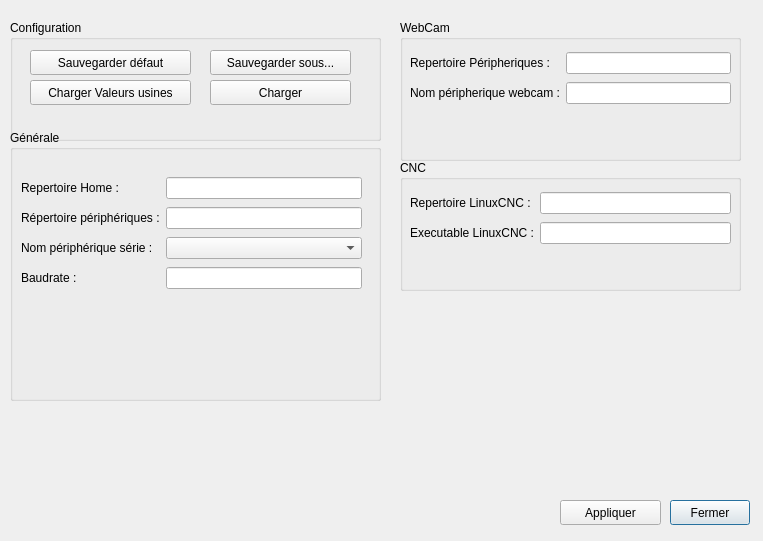
Above: src/DialogConfigSoft.ui from polybox3d/polybox before the change. Below: the same form after it.
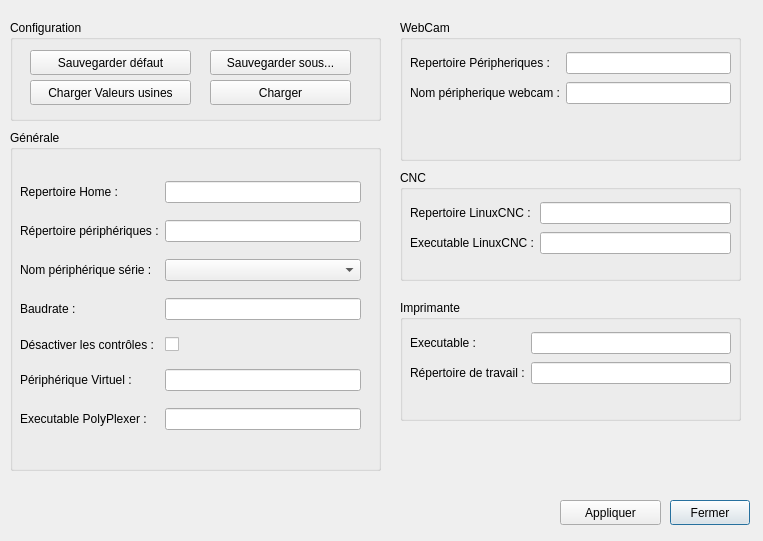
That is the form after the change. Icons and pictures are not drawn.

```diff
--- a/src/DialogConfigSoft.ui
+++ b/src/DialogConfigSoft.ui
@@ -59,7 +59,7 @@
    <property name="title">
     <string>WebCam</string>
    </property>
-   <widget class="QWidget" name="">
+   <widget class="QWidget" name="layoutWidget">
     <property name="geometry">
      <rect>
       <x>10</x>
@@ -91,25 +91,20 @@
      </item>
     </layout>
    </widget>
-   <zorder>webcamName</zorder>
-   <zorder>pathDev</zorder>
-   <zorder>label_4</zorder>
-   <zorder>label_5</zorder>
-   <zorder>groupBox_3</zorder>
   </widget>
   <widget class="QGroupBox" name="groupBox_2">
    <property name="geometry">
     <rect>
      <x>400</x>
-     <y>160</y>
+     <y>170</y>
      <width>341</width>
-     <height>131</height>
+     <height>111</height>
     </rect>
    </property>
    <property name="title">
     <string>CNC</string>
    </property>
-   <widget class="QWidget" name="">
+   <widget class="QWidget" name="layoutWidget">
     <property name="geometry">
      <rect>
       <x>10</x>
@@ -148,32 +143,22 @@
      <x>10</x>
      <y>130</y>
      <width>371</width>
-     <height>271</height>
+     <height>341</height>
     </rect>
    </property>
    <property name="title">
     <string>Générale</string>
    </property>
-   <widget class="QWidget" name="">
+   <widget class="QWidget" name="layoutWidget">
     <property name="geometry">
      <rect>
-      <x>11</x>
-      <y>45</y>
+      <x>10</x>
+      <y>40</y>
       <width>341</width>
-      <height>120</height>
+      <height>276</height>
      </rect>
     </property>
     <layout class="QGridLayout" name="gridLayout">
-     <item row="0" column="0">
-      <widget class="QLabel" name="label">
-       <property name="text">
-        <string>Repertoire Home :</string>
-       </property>
-      </widget>
-     </item>
-     <item row="0" column="1">
-      <widget class="QLineEdit" name="homeDirectory"/>
-     </item>
      <item row="1" column="0">
       <widget class="QLabel" name="label_7">
        <property name="text">
@@ -181,9 +166,46 @@
        </property>
       </widget>
      </item>
+     <item row="2" column="1">
+      <widget class="QComboBox" name="serialDeviceCombo"/>
+     </item>
+     <item row="6" column="0">
+      <widget class="QLabel" name="label_13">
+       <property name="text">
+        <string>Executable PolyPlexer :</string>
+       </property>
+      </widget>
+     </item>
+     <item row="4" column="0">
+      <widget class="QLabel" name="label_11">
+       <property name="text">
+        <string>Désactiver les contrôles :</string>
+       </property>
+      </widget>
+     </item>
+     <item row="4" column="1">
+      <widget class="QCheckBox" name="activateByPass">
+       <property name="text">
+        <string/>
+       </property>
+      </widget>
+     </item>
+     <item row="6" column="1">
+      <widget class="QLineEdit" name="polyplexerBin"/>
+     </item>
+     <item row="0" column="0">
+      <widget class="QLabel" name="label">
+       <property name="text">
+        <string>Repertoire Home :</string>
+       </property>
+      </widget>
+     </item>
      <item row="1" column="1">
       <widget class="QLineEdit" name="serialPortPath"/>
      </item>
+     <item row="0" column="1">
+      <widget class="QLineEdit" name="homeDirectory"/>
+     </item>
      <item row="2" column="0">
       <widget class="QLabel" name="label_8">
        <property name="text">
@@ -191,8 +213,8 @@
        </property>
       </widget>
      </item>
-     <item row="2" column="1">
-      <widget class="QComboBox" name="serialDeviceCombo"/>
+     <item row="5" column="1">
+      <widget class="QLineEdit" name="virtualDevice"/>
      </item>
      <item row="3" column="0">
       <widget class="QLabel" name="label_6">
@@ -201,11 +223,20 @@
        </property>
       </widget>
      </item>
+     <item row="5" column="0">
+      <widget class="QLabel" name="label_12">
+       <property name="text">
+        <string>Périphérique Virtuel : </string>
+       </property>
+      </widget>
+     </item>
      <item row="3" column="1">
       <widget class="QLineEdit" name="baudrate"/>
      </item>
     </layout>
    </widget>
+   <zorder>layoutWidget</zorder>
+   <zorder>activateByPass</zorder>
   </widget>
   <widget class="QGroupBox" name="groupBox_4">
    <property name="geometry">
@@ -213,7 +244,7 @@
      <x>10</x>
      <y>20</y>
      <width>371</width>
-     <height>121</height>
+     <height>101</height>
     </rect>
    </property>
    <property name="title">
@@ -272,6 +303,51 @@
     </property>
    </widget>
   </widget>
+  <widget class="QGroupBox" name="groupBox_5">
+   <property name="geometry">
+    <rect>
+     <x>400</x>
+     <y>300</y>
+     <width>341</width>
+     <height>121</height>
+    </rect>
+   </property>
+   <property name="title">
+    <string>Imprimante</string>
+   </property>
+   <widget class="QWidget" name="layoutWidget_2">
+    <property name="geometry">
+     <rect>
+      <x>10</x>
+      <y>30</y>
+      <width>321</width>
+      <height>58</height>
+     </rect>
+    </property>
+    <layout class="QGridLayout" name="gridLayout_4">
+     <item row="0" column="0">
+      <widget class="QLabel" name="label_9">
+       <property name="text">
+        <string>Executable :</string>
+       </property>
+      </widget>
+     </item>
+     <item row="0" column="1">
+      <widget class="QLineEdit" name="printersoftBin"/>
+     </item>
+     <item row="1" column="0">
+      <widget class="QLabel" name="label_10">
+       <property name="text">
+        <string>Répertoire de travail :</string>
+       </property>
+      </widget>
+     </item>
+     <item row="1" column="1">
+      <widget class="QLineEdit" name="printerworkingdir"/>
+     </item>
+    </layout>
+   </widget>
+  </widget>
  </widget>
  <resources>
   <include location="ressources.qrc"/>
```
